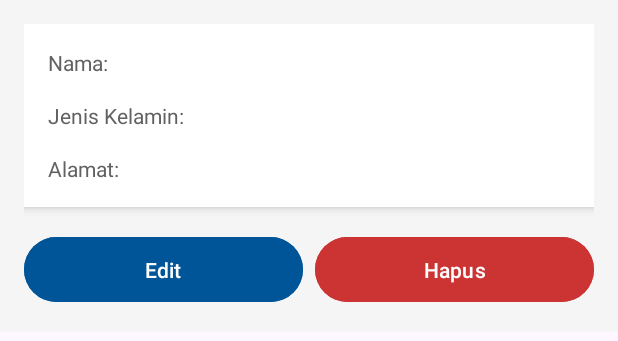
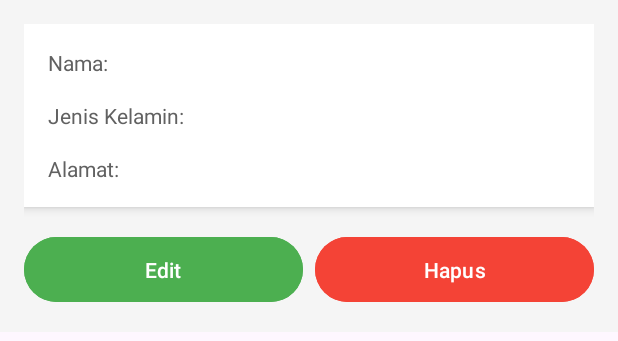
Before and after one commit to faviian22/ProjectUtsMobile, an Android app: the layout item_karyawan.xml on its own in the app's theme, with its tools: preview values and no code run, on a phone screen of 412 x 824 dp. Shown: the top 341 px of the screen. Run offline under Robolectric (Android 15) with nearby library versions, the phone set to English and light mode, and no system bars.

```diff
--- a/app/src/main/res/values/colors.xml
+++ b/app/src/main/res/values/colors.xml
@@ -19,8 +19,6 @@
     <color name="dividerColor">#DADADA</color> <!-- Light gray divider for subtle separation -->
 
     <!-- Buttons -->
-    <color name="editButtonColor">#005599</color> <!-- Light blue for edit actions -->
-    <color name="deleteButtonColor">#CC3333</color> <!-- Red for delete actions -->
 
     <!-- Text Colors -->
     <color name="primaryTextColor">#333333</color> <!-- Dark gray for main text -->
@@ -30,5 +28,12 @@
     <color name="labelTextColor">#616161</color> <!-- Dark gray for labels -->
     <color name="valueTextColor">#212121</color>
 
+    <!-- colors.xml -->
+    <color name="editButtonColor">#4CAF50</color> <!-- Hijau untuk tombol Edit -->
+    <color name="editButtonPressedColor">#388E3C</color> <!-- Lebih gelap untuk efek tekan -->
+    <color name="deleteButtonColor">#F44336</color> <!-- Merah untuk tombol Hapus -->
+    <color name="deleteButtonPressedColor">#D32F2F</color> <!-- Lebih gelap untuk efek tekan -->
+    <color name="shadowColor">#55000000</color> <!-- Abu-abu transparan untuk bayangan -->
+
 
 </resources>
```
